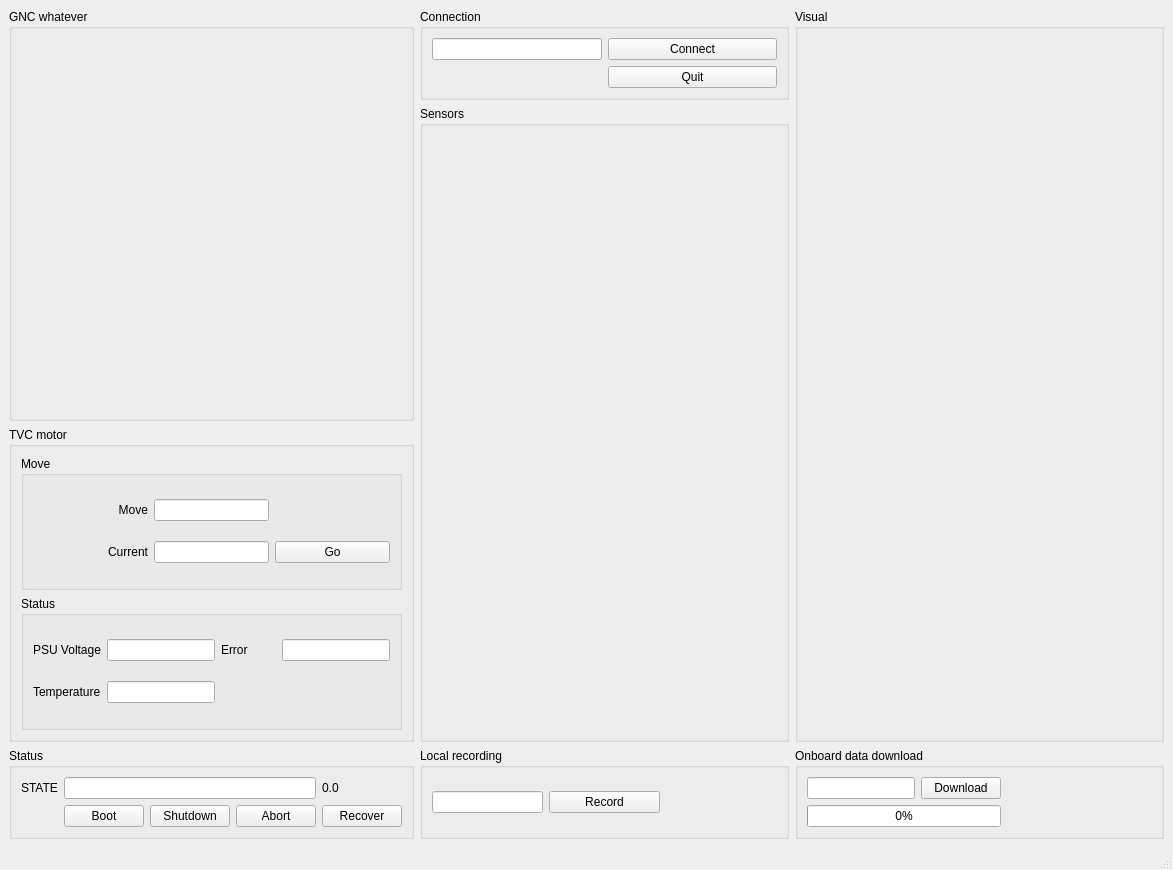
Before: the Qt Designer form Desktop/control_station/mainwindow.ui in EPFLRocketTeam/IcarusSoftware, drawn with Qt 5.
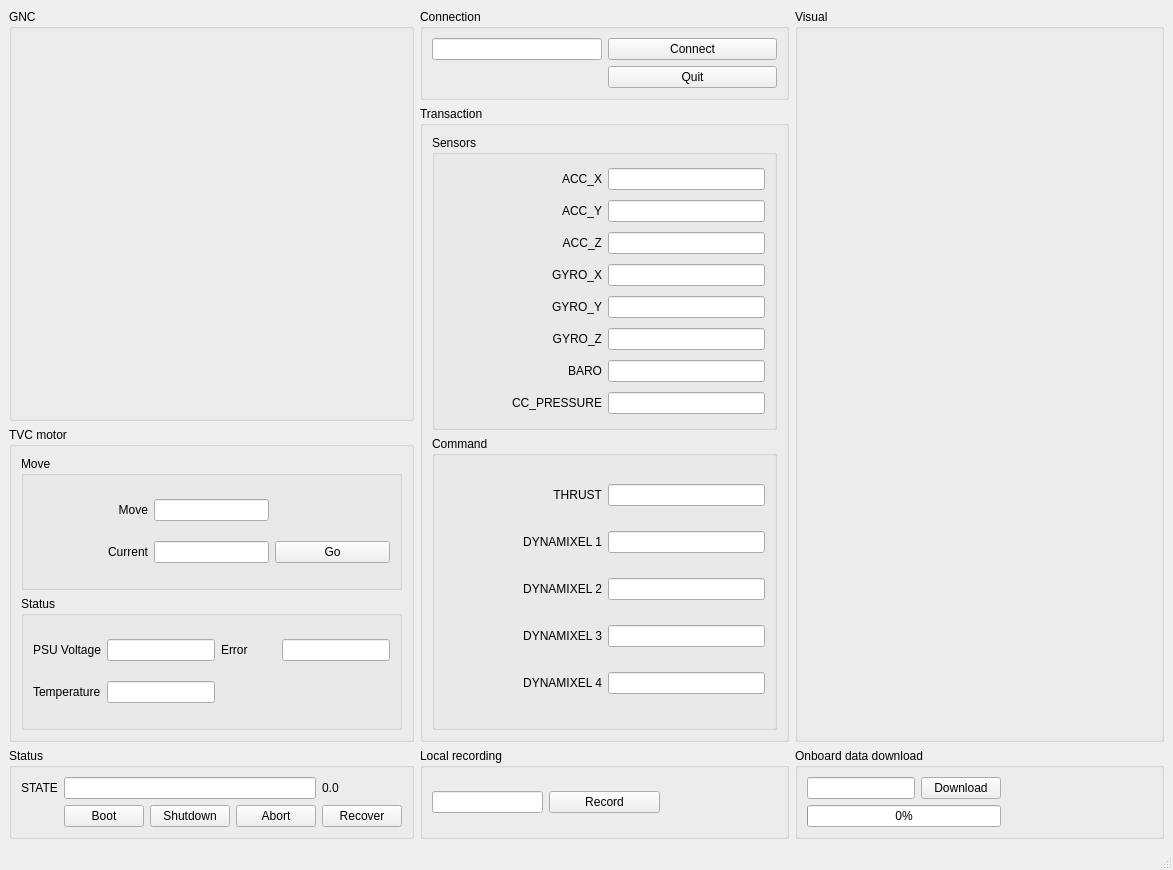
After: the same form once the commit is applied.

Patch:
```diff
--- a/Desktop/control_station/mainwindow.ui
+++ b/Desktop/control_station/mainwindow.ui
@@ -33,9 +33,288 @@
        </sizepolicy>
       </property>
       <property name="title">
-       <string>Sensors</string>
+       <string>Transaction</string>
       </property>
-      <layout class="QVBoxLayout" name="sensors_layout"/>
+      <layout class="QVBoxLayout" name="sensors_layout">
+       <item>
+        <widget class="QGroupBox" name="groupBox_6">
+         <property name="title">
+          <string>Sensors</string>
+         </property>
+         <layout class="QGridLayout" name="gridLayout_2">
+          <item row="0" column="0">
+           <widget class="QLabel" name="label">
+            <property name="text">
+             <string>ACC_X</string>
+            </property>
+            <property name="alignment">
+             <set>Qt::AlignRight|Qt::AlignTrailing|Qt::AlignVCenter</set>
+            </property>
+           </widget>
+          </item>
+          <item row="0" column="1">
+           <widget class="QLineEdit" name="trans_acc_x">
+            <property name="sizePolicy">
+             <sizepolicy hsizetype="Preferred" vsizetype="Fixed">
+              <horstretch>0</horstretch>
+              <verstretch>0</verstretch>
+             </sizepolicy>
+            </property>
+           </widget>
+          </item>
+          <item row="1" column="0">
+           <widget class="QLabel" name="label_3">
+            <property name="text">
+             <string>ACC_Y</string>
+            </property>
+            <property name="alignment">
+             <set>Qt::AlignRight|Qt::AlignTrailing|Qt::AlignVCenter</set>
+            </property>
+           </widget>
+          </item>
+          <item row="1" column="1">
+           <widget class="QLineEdit" name="trans_acc_y">
+            <property name="sizePolicy">
+             <sizepolicy hsizetype="Preferred" vsizetype="Fixed">
+              <horstretch>0</horstretch>
+              <verstretch>0</verstretch>
+             </sizepolicy>
+            </property>
+           </widget>
+          </item>
+          <item row="2" column="0">
+           <widget class="QLabel" name="label_4">
+            <property name="text">
+             <string>ACC_Z</string>
+            </property>
+            <property name="alignment">
+             <set>Qt::AlignRight|Qt::AlignTrailing|Qt::AlignVCenter</set>
+            </property>
+           </widget>
+          </item>
+          <item row="2" column="1">
+           <widget class="QLineEdit" name="trans_acc_z">
+            <property name="sizePolicy">
+             <sizepolicy hsizetype="Preferred" vsizetype="Fixed">
+              <horstretch>0</horstretch>
+              <verstretch>0</verstretch>
+             </sizepolicy>
+            </property>
+           </widget>
+          </item>
+          <item row="3" column="0">
+           <widget class="QLabel" name="label_5">
+            <property name="text">
+             <string>GYRO_X</string>
+            </property>
+            <property name="alignment">
+             <set>Qt::AlignRight|Qt::AlignTrailing|Qt::AlignVCenter</set>
+            </property>
+           </widget>
+          </item>
+          <item row="3" column="1">
+           <widget class="QLineEdit" name="trans_gyro_x">
+            <property name="sizePolicy">
+             <sizepolicy hsizetype="Preferred" vsizetype="Fixed">
+              <horstretch>0</horstretch>
+              <verstretch>0</verstretch>
+             </sizepolicy>
+            </property>
+           </widget>
+          </item>
+          <item row="4" column="0">
+           <widget class="QLabel" name="label_6">
+            <property name="text">
+             <string>GYRO_Y</string>
+            </property>
+            <property name="alignment">
+             <set>Qt::AlignRight|Qt::AlignTrailing|Qt::AlignVCenter</set>
+            </property>
+           </widget>
+          </item>
+          <item row="4" column="1">
+           <widget class="QLineEdit" name="trans_gyro_y">
+            <property name="sizePolicy">
+             <sizepolicy hsizetype="Preferred" vsizetype="Fixed">
+              <horstretch>0</horstretch>
+              <verstretch>0</verstretch>
+             </sizepolicy>
+            </property>
+           </widget>
+          </item>
+          <item row="5" column="0">
+           <widget class="QLabel" name="label_7">
+            <property name="text">
+             <string>GYRO_Z</string>
+            </property>
+            <property name="alignment">
+             <set>Qt::AlignRight|Qt::AlignTrailing|Qt::AlignVCenter</set>
+            </property>
+           </widget>
+          </item>
+          <item row="5" column="1">
+           <widget class="QLineEdit" name="trans_gyro_z">
+            <property name="sizePolicy">
+             <sizepolicy hsizetype="Preferred" vsizetype="Fixed">
+              <horstretch>0</horstretch>
+              <verstretch>0</verstretch>
+             </sizepolicy>
+            </property>
+           </widget>
+          </item>
+          <item row="6" column="0">
+           <widget class="QLabel" name="label_8">
+            <property name="text">
+             <string>BARO</string>
+            </property>
+            <property name="alignment">
+             <set>Qt::AlignRight|Qt::AlignTrailing|Qt::AlignVCenter</set>
+            </property>
+           </widget>
+          </item>
+          <item row="6" column="1">
+           <widget class="QLineEdit" name="trans_baro">
+            <property name="sizePolicy">
+             <sizepolicy hsizetype="Preferred" vsizetype="Fixed">
+              <horstretch>0</horstretch>
+              <verstretch>0</verstretch>
+             </sizepolicy>
+            </property>
+           </widget>
+          </item>
+          <item row="7" column="0">
+           <widget class="QLabel" name="label_10">
+            <property name="text">
+             <string>CC_PRESSURE</string>
+            </property>
+            <property name="alignment">
+             <set>Qt::AlignRight|Qt::AlignTrailing|Qt::AlignVCenter</set>
+            </property>
+           </widget>
+          </item>
+          <item row="7" column="1">
+           <widget class="QLineEdit" name="trans_cc_pres">
+            <property name="sizePolicy">
+             <sizepolicy hsizetype="Preferred" vsizetype="Fixed">
+              <horstretch>0</horstretch>
+              <verstretch>0</verstretch>
+             </sizepolicy>
+            </property>
+           </widget>
+          </item>
+         </layout>
+        </widget>
+       </item>
+       <item>
+        <widget class="QGroupBox" name="groupBox_3">
+         <property name="title">
+          <string>Command</string>
+         </property>
+         <layout class="QGridLayout" name="gridLayout_3">
+          <item row="0" column="0">
+           <widget class="QLabel" name="label_11">
+            <property name="text">
+             <string>THRUST</string>
+            </property>
+            <property name="alignment">
+             <set>Qt::AlignRight|Qt::AlignTrailing|Qt::AlignVCenter</set>
+            </property>
+           </widget>
+          </item>
+          <item row="0" column="1">
+           <widget class="QLineEdit" name="trans_thrust">
+            <property name="sizePolicy">
+             <sizepolicy hsizetype="Preferred" vsizetype="Fixed">
+              <horstretch>0</horstretch>
+              <verstretch>0</verstretch>
+             </sizepolicy>
+            </property>
+           </widget>
+          </item>
+          <item row="1" column="0">
+           <widget class="QLabel" name="label_12">
+            <property name="text">
+             <string>DYNAMIXEL 1</string>
+            </property>
+            <property name="alignment">
+             <set>Qt::AlignRight|Qt::AlignTrailing|Qt::AlignVCenter</set>
+            </property>
+           </widget>
+          </item>
+          <item row="1" column="1">
+           <widget class="QLineEdit" name="trans_dyn_0">
+            <property name="sizePolicy">
+             <sizepolicy hsizetype="Preferred" vsizetype="Fixed">
+              <horstretch>0</horstretch>
+              <verstretch>0</verstretch>
+             </sizepolicy>
+            </property>
+           </widget>
+          </item>
+          <item row="2" column="0">
+           <widget class="QLabel" name="label_13">
+            <property name="text">
+             <string>DYNAMIXEL 2</string>
+            </property>
+            <property name="alignment">
+             <set>Qt::AlignRight|Qt::AlignTrailing|Qt::AlignVCenter</set>
+            </property>
+           </widget>
+          </item>
+          <item row="2" column="1">
+           <widget class="QLineEdit" name="trans_dyn_1">
+            <property name="sizePolicy">
+             <sizepolicy hsizetype="Preferred" vsizetype="Fixed">
+              <horstretch>0</horstretch>
+              <verstretch>0</verstretch>
+             </sizepolicy>
+            </property>
+           </widget>
+          </item>
+          <item row="3" column="0">
+           <widget class="QLabel" name="label_14">
+            <property name="text">
+             <string>DYNAMIXEL 3</string>
+            </property>
+            <property name="alignment">
+             <set>Qt::AlignRight|Qt::AlignTrailing|Qt::AlignVCenter</set>
+            </property>
+           </widget>
+          </item>
+          <item row="3" column="1">
+           <widget class="QLineEdit" name="trans_dyn_2">
+            <property name="sizePolicy">
+             <sizepolicy hsizetype="Preferred" vsizetype="Fixed">
+              <horstretch>0</horstretch>
+              <verstretch>0</verstretch>
+             </sizepolicy>
+            </property>
+           </widget>
+          </item>
+          <item row="4" column="0">
+           <widget class="QLabel" name="label_23">
+            <property name="text">
+             <string>DYNAMIXEL 4</string>
+            </property>
+            <property name="alignment">
+             <set>Qt::AlignRight|Qt::AlignTrailing|Qt::AlignVCenter</set>
+            </property>
+           </widget>
+          </item>
+          <item row="4" column="1">
+           <widget class="QLineEdit" name="trans_dyn_3">
+            <property name="sizePolicy">
+             <sizepolicy hsizetype="Preferred" vsizetype="Fixed">
+              <horstretch>0</horstretch>
+              <verstretch>0</verstretch>
+             </sizepolicy>
+            </property>
+           </widget>
+          </item>
+         </layout>
+        </widget>
+       </item>
+      </layout>
      </widget>
     </item>
     <item row="3" column="1">
@@ -133,7 +412,7 @@
        </size>
       </property>
       <property name="title">
-       <string>GNC whatever</string>
+       <string>GNC</string>
       </property>
      </widget>
     </item>
```
